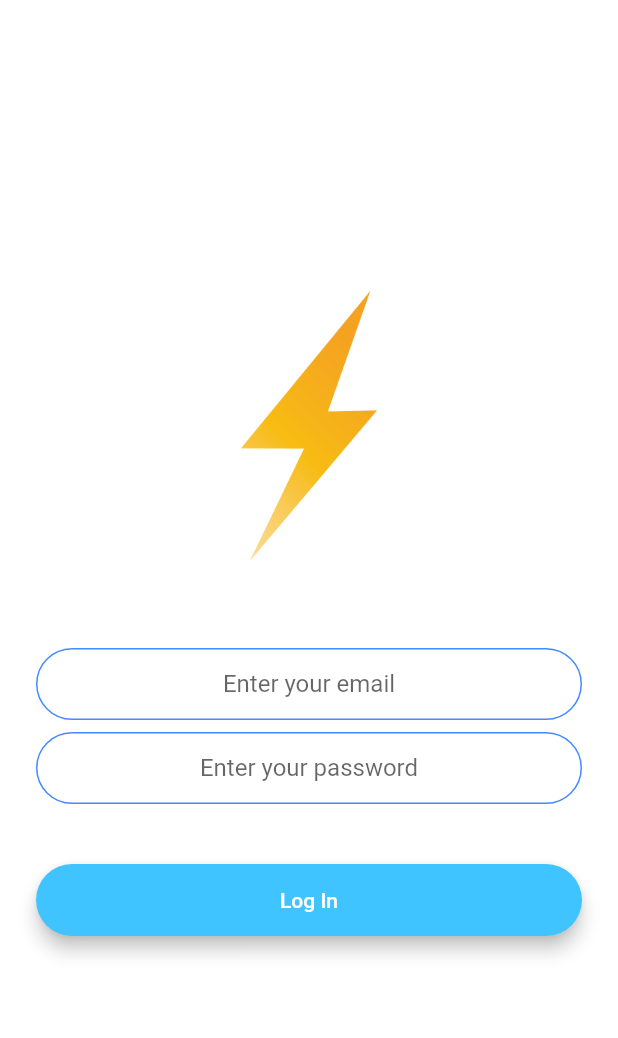
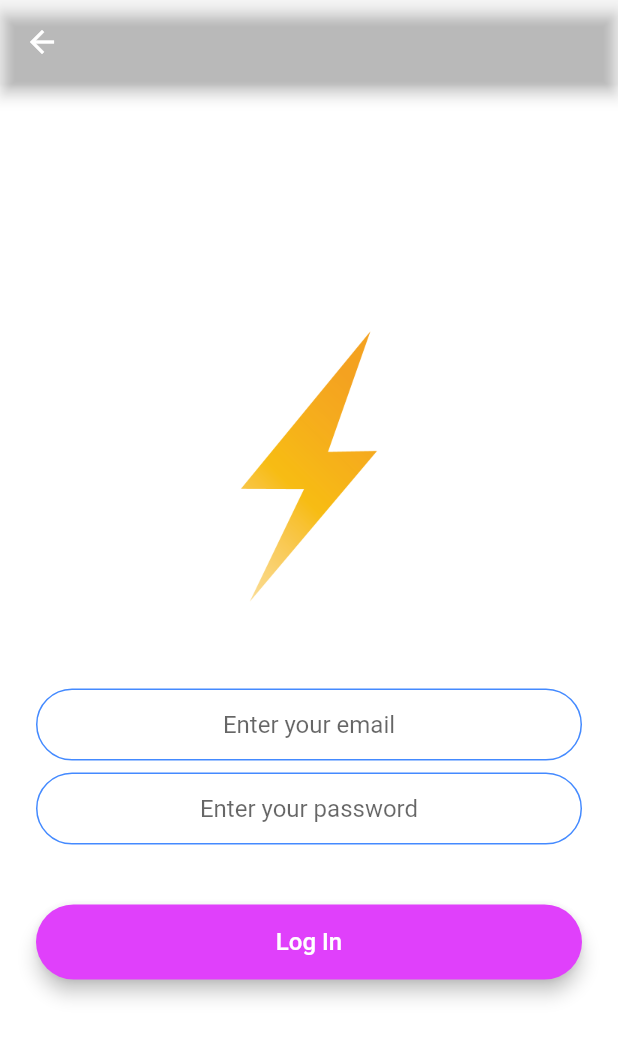
Before and after one commit to hansika09/flash_hansika, a Flutter app: the screen it shows after launch, after a tap on "Log In", on a phone screen of 412 x 824 dp. Shown: the top 1038 px of the screen. Run offline on Flutter 3.47's test engine with Material 2 defaults, Android fonts, the light colour scheme and no system bars; our stand-ins replace animated_text_kit, cloud_firestore, firebase_auth, firebase_core, modal_progress_hud; accounts and stored records are empty.

Commit message:
Final Commit

```diff
--- a/lib/components/rounded_button.dart
+++ b/lib/components/rounded_button.dart
@@ -17,12 +17,13 @@ class RoundedButton extends StatelessWidget {
         borderRadius: BorderRadius.circular(30.0),
         child: MaterialButton(
           onPressed: onPressed,
-          minWidth: 200.0,
-          height: 42.0,
+          minWidth: 200,
+          height: 50.0,
           child: Text(
             title,
             style: TextStyle(
               color: Colors.white,
+              fontSize: 16,
             ),
           ),
         ),
--- a/lib/constants.dart
+++ b/lib/constants.dart
@@ -1,7 +1,7 @@
 import 'package:flutter/material.dart';
 
 const kSendButtonTextStyle = TextStyle(
-  color: Colors.lightBlueAccent,
+  color: Colors.purpleAccent,
   fontWeight: FontWeight.bold,
   fontSize: 18.0,
 );
@@ -14,7 +14,7 @@ const kMessageTextFieldDecoration = InputDecoration(
 
 const kMessageContainerDecoration = BoxDecoration(
   border: Border(
-    top: BorderSide(color: Colors.lightBlueAccent, width: 2.0),
+    top: BorderSide(color: Colors.purpleAccent, width: 2.0),
   ),
 );
 
--- a/lib/screens/login_screen.dart
+++ b/lib/screens/login_screen.dart
@@ -21,6 +21,10 @@ class _LoginScreenState extends State<LoginScreen> {
   Widget build(BuildContext context) {
     return Scaffold(
       backgroundColor: Colors.white,
+      appBar: AppBar(
+        leading: null,
+        backgroundColor: Colors.transparent,
+      ),
       body: ModalProgressHUD(
         inAsyncCall: showSpinner,
         child: Padding(
@@ -67,11 +71,8 @@ class _LoginScreenState extends State<LoginScreen> {
               ),
               RoundedButton(
                 title: 'Log In',
-                colour: Colors.lightBlueAccent,
+                colour: Colors.purpleAccent.shade200,
                 onPressed: () async {
-                  setState(() {
-                    showSpinner = true;
-                  });
                   try {
                     final user = await _auth.signInWithEmailAndPassword(
                         email: email, password: password);
--- a/lib/screens/welcome_screen.dart
+++ b/lib/screens/welcome_screen.dart
@@ -2,6 +2,7 @@ import 'package:flash_hansika/screens/registration_screen.dart';
 import 'package:flutter/material.dart';
 import '../components/rounded_button.dart';
 import 'login_screen.dart';
+import 'package:flash_hansika/clima/climaMain.dart';
 import 'package:animated_text_kit/animated_text_kit.dart';
 
 class WelcomeScreen extends StatefulWidget {
@@ -54,7 +55,7 @@ class _WelcomeScreenState extends State<WelcomeScreen>
                   ),
                 ),
                 TypewriterAnimatedTextKit(
-                  text: ['Flash Chat'],
+                  text: ['  Flash Chat'],
                   textStyle: TextStyle(
                     fontSize: 45.0,
                     fontWeight: FontWeight.w900,
@@ -63,22 +64,67 @@ class _WelcomeScreenState extends State<WelcomeScreen>
               ],
             ),
             SizedBox(
-              height: 48.0,
+              height: 50.0,
             ),
             RoundedButton(
               title: 'Log In',
-              colour: Colors.lightBlueAccent,
+              colour: Colors.purpleAccent.shade200,
               onPressed: () {
                 Navigator.pushNamed(context, LoginScreen.id);
               },
             ),
             RoundedButton(
               title: 'Register',
-              colour: Colors.blueAccent,
+              colour: Colors.purpleAccent.shade200,
               onPressed: () {
                 Navigator.pushNamed(context, RegistrationScreen.id);
               },
             ),
+            SizedBox(
+              height: 30.0,
+            ),
+            Center(
+                  child: Text('OR',
+                  style: TextStyle(
+                    fontSize: 20,),
+                  ),
+            ),
+            SizedBox(
+              height: 30.0,
+            ),
+            // Row(
+            //   children: [
+                // TypewriterAnimatedTextKit(
+                //   text: ['Clima   '],
+                //   textStyle: TextStyle(
+                //     fontSize: 45.0,
+                //     fontWeight: FontWeight.w900,
+                //   ),
+                // ),
+                Hero(
+                  tag: 'logo',
+                  child: Container(
+                    child: Image.asset('images/logo1.gif'),
+                    height: 120.0,
+                  ),
+                ),
+            //   ],
+            // ),
+            SizedBox(
+              height: 30.0,
+            ),
+            RoundedButton(
+              title: 'Check weather before making plans',
+                colour: Colors.purpleAccent.shade200,
+
+                onPressed: (){
+                  Navigator.push(
+                      context,
+                      MaterialPageRoute(
+                          builder: (context) => climaMain()));
+                }
+                )
+
           ],
         ),
       ),
```
Also changed, not shown: lib/screens/chat_screen.dart (+37 -22 lines), lib/screens/registration_screen.dart (+5 -4 lines), pubspec.yaml (+15 -6 lines), pubspec.lock, 4 other files.
